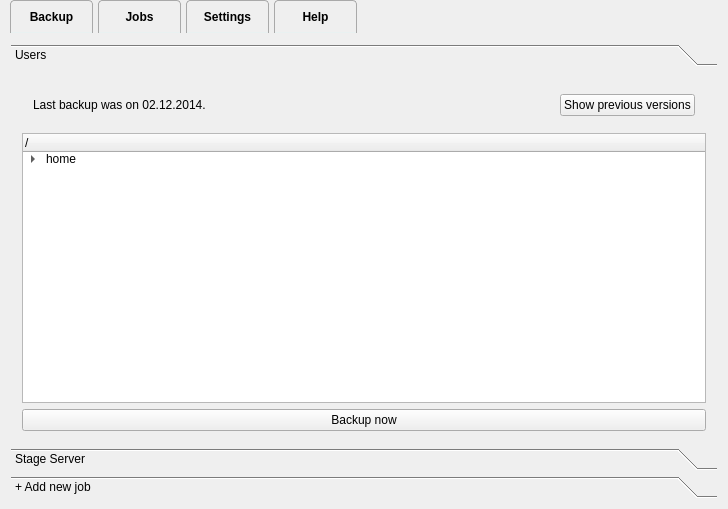
First picture: the form in mainwidget.ui, repository Tarsnap/tarsnap-gui, before the edit.
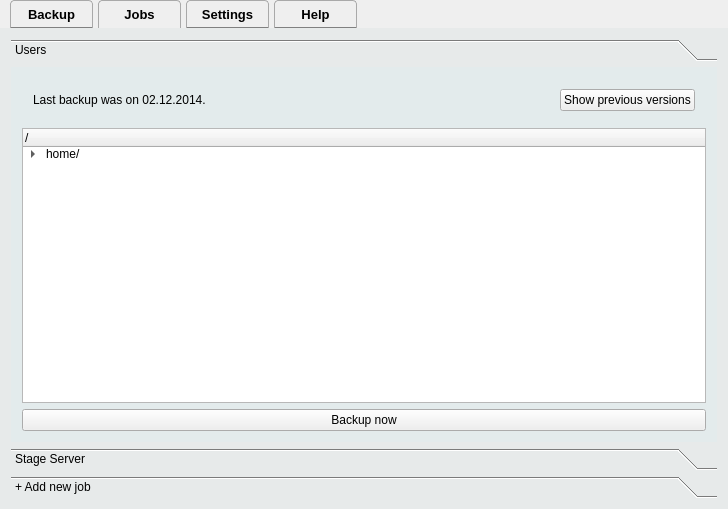
Second picture: the form after the edit. The open tabs and pages were chosen to show the change. Icons and pictures are not drawn.

The edit to the form file:
```diff
--- a/mainwidget.ui
+++ b/mainwidget.ui
@@ -39,18 +39,23 @@
      <property name="styleSheet">
       <string notr="true">QTabBar::tab {
     background: qlineargradient(x1: 0, y1: 0, x2: 0, y2: 1,
-                                stop: 0 #E9F1F1, stop: 1.0 #E3EBEC);
+                                stop: 0 #E9F1F1, stop: 1.0 #B7CBCD);
     border: 1px solid darkgrey;
-    border-bottom-color: #E9F1F1;
+    border-bottom-color: grey;
     border-top-left-radius: 4px;
     border-top-right-radius: 4px;
     padding: 3px;
     min-width: 75px;
-    min-height: 25px;
+    min-height: 20px;
+    font-size: 10pt;
     font-weight: bold;
     margin-left: 5px;
 }
 
+QTabBar::tab:selected {
+  border-bottom: none;
+}
+
 QTabWidget::pane { /* The tab widget frame */
     border-top: none;
 }
@@ -215,12 +220,23 @@
       </layout>
      </widget>
      <widget class="QWidget" name="tab_4">
+      <property name="styleSheet">
+       <string notr="true">#tab_4 {
+    background: rgba(198, 214, 215, 50);
+
+}</string>
+      </property>
       <attribute name="title">
        <string>Jobs</string>
       </attribute>
       <layout class="QVBoxLayout" name="verticalLayout_4">
        <item>
         <widget class="QToolBox" name="toolBox">
+         <property name="styleSheet">
+          <string notr="true">#toolBox{
+background: transparent;
+}</string>
+         </property>
          <property name="currentIndex">
           <number>0</number>
          </property>
@@ -230,15 +246,23 @@
             <x>0</x>
             <y>0</y>
             <width>710</width>
-            <height>377</height>
+            <height>382</height>
            </rect>
           </property>
+          <property name="styleSheet">
+           <string notr="true">#page {
+background: #E3EBEC;
+}</string>
+          </property>
           <attribute name="label">
            <string>Users</string>
           </attribute>
           <layout class="QVBoxLayout" name="verticalLayout_5">
            <item>
             <widget class="QWidget" name="widget_3" native="true">
+             <property name="styleSheet">
+              <string notr="true"/>
+             </property>
              <layout class="QHBoxLayout" name="horizontalLayout_2">
               <item>
                <widget class="QLabel" name="label_10">
@@ -285,7 +309,7 @@
              </column>
              <item>
               <property name="text">
-               <string>home</string>
+               <string>home/</string>
               </property>
               <item>
                <property name="text">
```
Left out of the diff: 33 changed lines with no effect on the pictures. Lines whose indentation alone changed are shown as unchanged.
